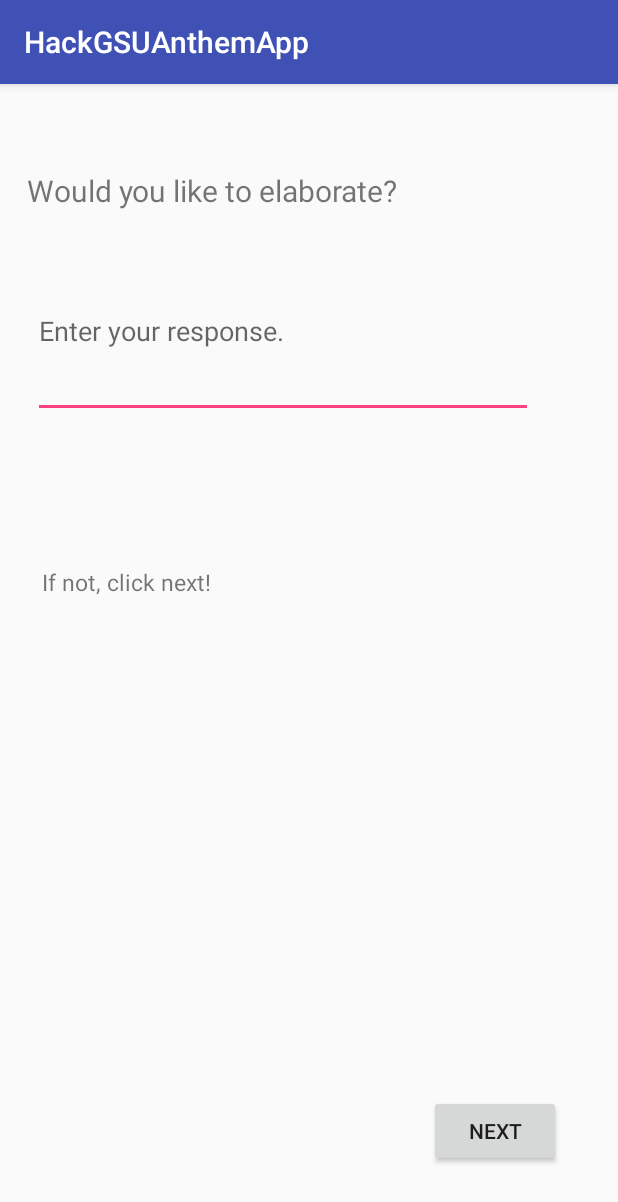
After one commit to KPPhiri/AnthemApp-HackGSU, an Android app: the elaborate_activity screen opened directly, with no data from a screen before it, on a phone screen of 412 x 824 dp. The commit adds this screen. Shown: the top 1202 px of the screen. Run offline under Robolectric (Android 15) with nearby library versions, the phone set to English and light mode, and no system bars.

```diff
--- a/app/src/main/AndroidManifest.xml
+++ b/app/src/main/AndroidManifest.xml
@@ -16,7 +16,8 @@
                 <category android:name="android.intent.category.LAUNCHER" />
             </intent-filter>
         </activity>
-        <activity android:name=".emoji_response"></activity>
+        <activity android:name=".emoji_response" />
+        <activity android:name=".elaborate_activity"></activity>
     </application>
 
 </manifest>
--- /dev/null
+++ b/app/src/main/java/com/example/philipphiri/hackgsuanthemapp/elaborate_activity.java
@@ -0,0 +1,13 @@
+package com.example.philipphiri.hackgsuanthemapp;
+
+import android.support.v7.app.AppCompatActivity;
+import android.os.Bundle;
+
+public class elaborate_activity extends AppCompatActivity {
+
+    @Override
+    protected void onCreate(Bundle savedInstanceState) {
+        super.onCreate(savedInstanceState);
+        setContentView(R.layout.activity_elaborate_activity);
+    }
+}
--- /dev/null
+++ b/app/src/main/res/layout/activity_elaborate_activity.xml
@@ -0,0 +1,76 @@
+<?xml version="1.0" encoding="utf-8"?>
+<android.support.constraint.ConstraintLayout xmlns:android="http://schemas.android.com/apk/res/android"
+    xmlns:app="http://schemas.android.com/apk/res-auto"
+    xmlns:tools="http://schemas.android.com/tools"
+    android:layout_width="match_parent"
+    android:layout_height="match_parent"
+    tools:context="com.example.philipphiri.hackgsuanthemapp.elaborate_activity">
+
+    <EditText
+        android:id="@+id/editText"
+        android:layout_width="333dp"
+        android:layout_height="116dp"
+        android:layout_marginBottom="8dp"
+        android:layout_marginEnd="8dp"
+        android:layout_marginStart="8dp"
+        android:layout_marginTop="8dp"
+        android:ems="10"
+        android:hint="Enter your response."
+        android:inputType="text|textMultiLine|textShortMessage"
+        app:layout_constraintBottom_toBottomOf="parent"
+        app:layout_constraintEnd_toEndOf="parent"
+        app:layout_constraintHorizontal_bias="0.228"
+        app:layout_constraintStart_toStartOf="parent"
+        app:layout_constraintTop_toTopOf="parent"
+        app:layout_constraintVertical_bias="0.155" />
+
+    <TextView
+        android:id="@+id/textView"
+        android:layout_width="wrap_content"
+        android:layout_height="wrap_content"
+        android:layout_marginBottom="8dp"
+        android:layout_marginEnd="8dp"
+        android:layout_marginStart="8dp"
+        android:layout_marginTop="8dp"
+        android:text="Would you like to elaborate?"
+        android:textSize="20dp"
+        app:layout_constraintBottom_toBottomOf="parent"
+        app:layout_constraintEnd_toEndOf="parent"
+        app:layout_constraintHorizontal_bias="0.068"
+        app:layout_constraintStart_toStartOf="parent"
+        app:layout_constraintTop_toTopOf="parent"
+        app:layout_constraintVertical_bias="0.068" />
+
+    <TextView
+        android:id="@+id/textView2"
+        android:layout_width="154dp"
+        android:layout_height="95dp"
+        android:layout_marginBottom="8dp"
+        android:layout_marginEnd="8dp"
+        android:layout_marginStart="8dp"
+        android:layout_marginTop="8dp"
+        android:text="If not, click next!"
+        android:textSize="15dp"
+        app:layout_constraintBottom_toBottomOf="parent"
+        app:layout_constraintEnd_toEndOf="parent"
+        app:layout_constraintHorizontal_bias="0.084"
+        app:layout_constraintStart_toStartOf="parent"
+        app:layout_constraintTop_toTopOf="parent"
+        app:layout_constraintVertical_bias="0.477" />
+
+    <Button
+        android:id="@+id/next_butto"
+        android:layout_width="wrap_content"
+        android:layout_height="wrap_content"
+        android:layout_marginBottom="8dp"
+        android:layout_marginEnd="8dp"
+        android:layout_marginStart="8dp"
+        android:layout_marginTop="8dp"
+        android:text="NEXT"
+        app:layout_constraintBottom_toBottomOf="parent"
+        app:layout_constraintEnd_toEndOf="parent"
+        app:layout_constraintHorizontal_bias="0.903"
+        app:layout_constraintStart_toStartOf="parent"
+        app:layout_constraintTop_toTopOf="parent"
+        app:layout_constraintVertical_bias="0.946" />
+</android.support.constraint.ConstraintLayout>
```
Also changed, not shown: app/src/main/java/com/example/philipphiri/hackgsuanthemapp/emoji_response.java (+22 -0 lines), app/src/main/res/layout/activity_emoji_response.xml (+15 -15 lines).
